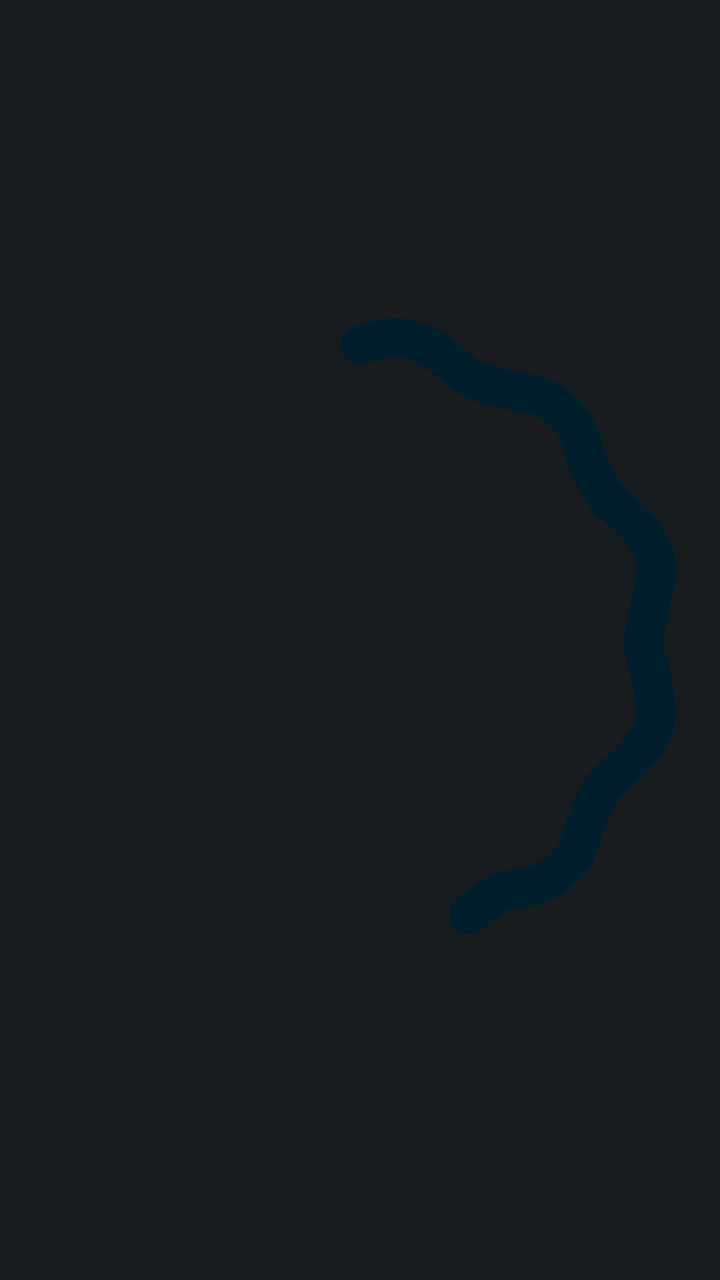
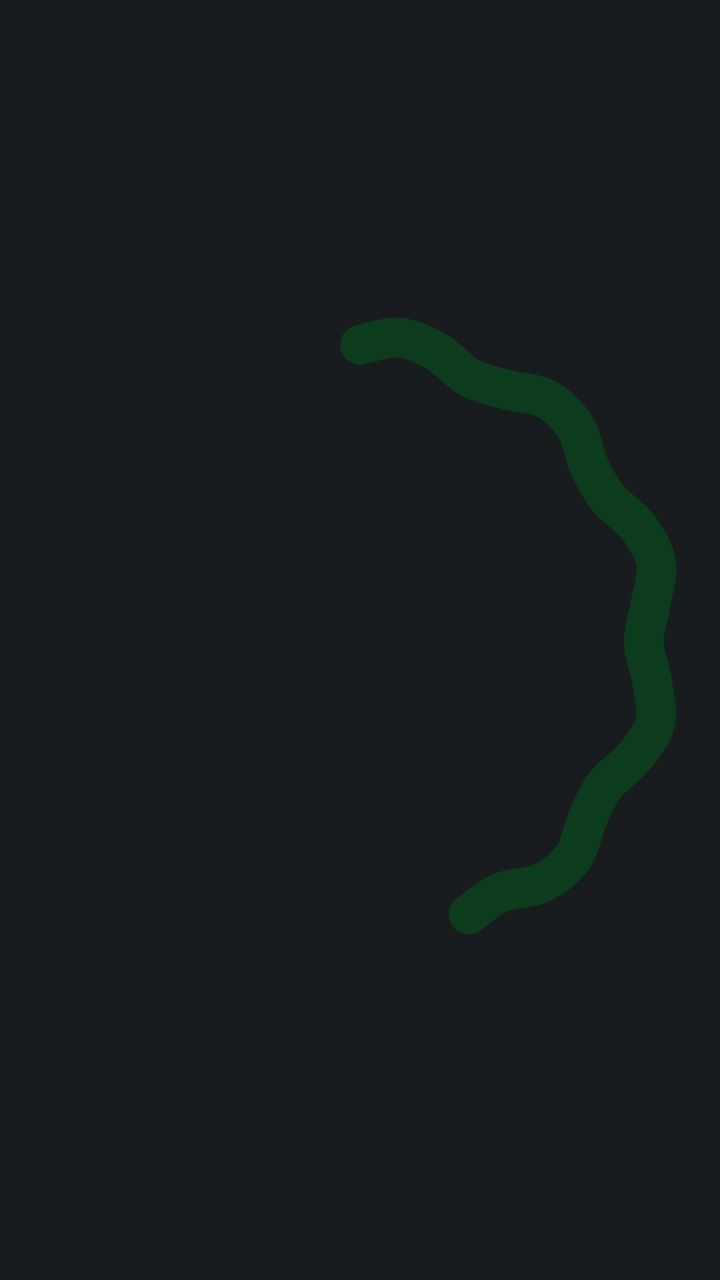

An Android layout rendered at two revisions. The XML below is the earlier revision; the diff shows what the commit changed to produce the second picture.
<!-- AndroidManifest.xml: application theme AppTheme -->
<!-- res/layout/wave_44.xml -->
<?xml version="1.0" encoding="utf-8"?>
<ProgressBar xmlns:android="http://schemas.android.com/apk/res/android"
    android:id="@+id/wave"
    android:layout_width="120dp"
    android:layout_height="120dp"
    android:layout_gravity="center"
    android:indeterminate="true"
    android:indeterminateBehavior="repeat"
    android:indeterminateDuration="1600"
    android:indeterminateDrawable="@drawable/charge_wave_44"
    android:indeterminateTint="@color/g_on_primary_c"
    android:indeterminateTintMode="src_in" />
<!-- resources referenced by this layout -->
<resources>
  <color name="g_on_primary_c">@android:color/system_accent1_900</color>
  <!-- drawable charge_wave_44: vector/xml drawable (drawable, 35196 chars, omitted) -->
  <style name="AppTheme" parent="@android:style/Theme.DeviceDefault.NoActionBar">
          <item name="android:windowBackground">@color/ui_bg</item>
          <item name="android:statusBarColor">@android:color/transparent</item>
          <item name="android:navigationBarColor">@android:color/transparent</item>
          <item name="android:windowLightStatusBar">false</item>
          <item name="android:windowLightNavigationBar">false</item>
      </style>
  <color name="ui_bg">@android:color/system_neutral1_900</color>
</resources>

<!-- the commit's change to res/layout/wave_44.xml (unified diff, before → after) -->
@@ -8,5 +8,5 @@
     android:indeterminateBehavior="repeat"
     android:indeterminateDuration="1600"
     android:indeterminateDrawable="@drawable/charge_wave_44"
-    android:indeterminateTint="@color/g_on_primary_c"
+    android:indeterminateTint="@color/g_on_charge"
     android:indeterminateTintMode="src_in" />
<!-- resource entries referenced after the edit -->
@@ -1,6 +1,6 @@
 <!-- resources referenced by this layout -->
 <resources>
-  <color name="g_on_primary_c">@android:color/system_accent1_900</color>
+  <color name="g_on_charge">#FF0C3B1E</color>
   <!-- drawable charge_wave_44: vector/xml drawable (drawable, 35196 chars, omitted) -->
   <style name="AppTheme" parent="@android:style/Theme.DeviceDefault.NoActionBar">
           <item name="android:windowBackground">@color/ui_bg</item>
